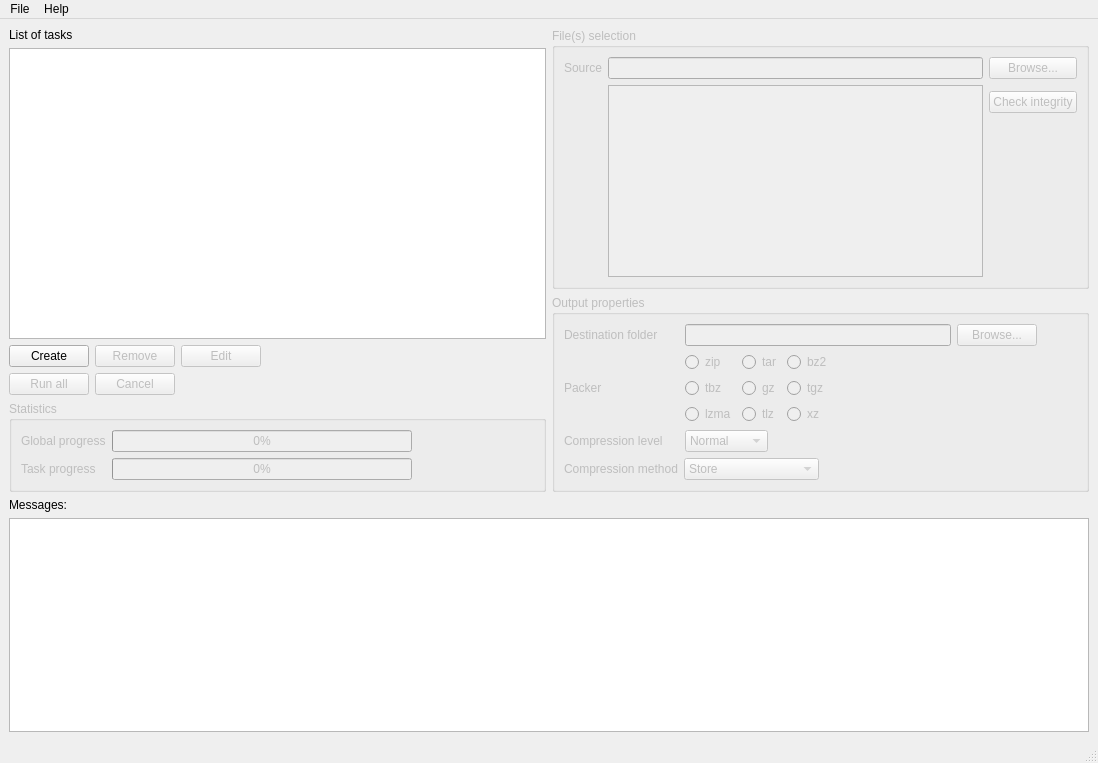
Before: the Qt Designer form packy/ui/main_window.ui in mnchapel/packy, drawn with Qt 5.
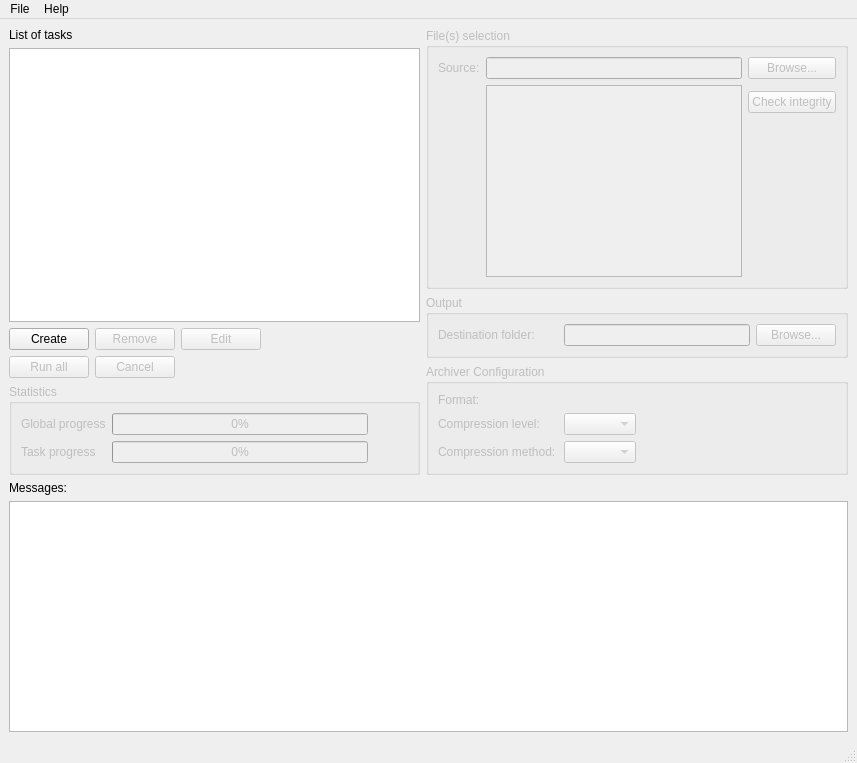
After: the same form once the commit is applied. Custom widgets are drawn as their Qt base class.

Commit message: Rewrite the archiver config widgets

```diff
--- a/packy/ui/main_window.ui
+++ b/packy/ui/main_window.ui
@@ -6,7 +6,7 @@
    <rect>
     <x>0</x>
     <y>0</y>
-    <width>1098</width>
+    <width>857</width>
     <height>763</height>
    </rect>
   </property>
@@ -21,7 +21,7 @@
     <bool>false</bool>
    </property>
    <layout class="QGridLayout" name="gridLayout_4">
-    <item row="1" column="1" colspan="2">
+    <item row="2" column="1" colspan="2">
      <layout class="QVBoxLayout" name="vlayout_bottom">
       <item>
        <widget class="QLabel" name="messages_label">
@@ -94,7 +94,7 @@
             </sizepolicy>
            </property>
            <property name="text">
-            <string>Source</string>
+            <string>Source:</string>
            </property>
           </widget>
          </item>
@@ -136,32 +136,32 @@
          <bool>false</bool>
         </property>
         <property name="title">
-         <string>Output properties</string>
+         <string>Output</string>
         </property>
-        <layout class="QVBoxLayout" name="verticalLayout">
-         <item>
-          <layout class="QHBoxLayout" name="horizontalLayout" stretch="0,1,0,0">
+        <layout class="QFormLayout" name="output_layout">
+         <item row="1" column="0">
+          <widget class="QLabel" name="destination_folder_label">
+           <property name="sizePolicy">
+            <sizepolicy hsizetype="Minimum" vsizetype="Preferred">
+             <horstretch>0</horstretch>
+             <verstretch>0</verstretch>
+            </sizepolicy>
+           </property>
+           <property name="minimumSize">
+            <size>
+             <width>120</width>
+             <height>0</height>
+            </size>
+           </property>
+           <property name="text">
+            <string>Destination folder:</string>
+           </property>
+          </widget>
+         </item>
+         <item row="1" column="1">
+          <layout class="QHBoxLayout" name="destination_folder_layout" stretch="1,0">
            <item>
-            <widget class="QLabel" name="label_destination">
-             <property name="sizePolicy">
-              <sizepolicy hsizetype="Minimum" vsizetype="Preferred">
-               <horstretch>0</horstretch>
-               <verstretch>0</verstretch>
-              </sizepolicy>
-             </property>
-             <property name="minimumSize">
-              <size>
-               <width>115</width>
-               <height>0</height>
-              </size>
-             </property>
-             <property name="text">
-              <string>Destination folder</string>
-             </property>
-            </widget>
-           </item>
-           <item>
-            <widget class="QLineEdit" name="line_edit_destination">
+            <widget class="QLineEdit" name="destination_folder_input">
              <property name="sizePolicy">
               <sizepolicy hsizetype="Minimum" vsizetype="Fixed">
                <horstretch>0</horstretch>
@@ -180,7 +180,7 @@
             </widget>
            </item>
            <item>
-            <widget class="QPushButton" name="push_button_destination">
+            <widget class="QPushButton" name="destination_folder_browser">
              <property name="sizePolicy">
               <sizepolicy hsizetype="Minimum" vsizetype="Preferred">
                <horstretch>0</horstretch>
@@ -192,266 +192,145 @@
              </property>
             </widget>
            </item>
-           <item>
-            <spacer name="horizontalSpacer_5">
-             <property name="orientation">
-              <enum>Qt::Orientation::Horizontal</enum>
-             </property>
-             <property name="sizeHint" stdset="0">
-              <size>
-               <width>40</width>
-               <height>20</height>
-              </size>
-             </property>
-            </spacer>
-           </item>
           </layout>
          </item>
-         <item>
-          <layout class="QHBoxLayout" name="horizontalLayout_2" stretch="0,0,1">
+        </layout>
+       </widget>
+      </item>
+      <item>
+       <widget class="QGroupBox" name="archiver_config_group">
+        <property name="enabled">
+         <bool>false</bool>
+        </property>
+        <property name="title">
+         <string>Archiver Configuration</string>
+        </property>
+        <layout class="QFormLayout" name="archiver_config_layout">
+         <item row="0" column="0">
+          <widget class="QLabel" name="format_label">
+           <property name="sizePolicy">
+            <sizepolicy hsizetype="Minimum" vsizetype="Preferred">
+             <horstretch>0</horstretch>
+             <verstretch>0</verstretch>
+            </sizepolicy>
+           </property>
+           <property name="minimumSize">
+            <size>
+             <width>120</width>
+             <height>0</height>
+            </size>
+           </property>
+           <property name="text">
+            <string>Format:</string>
+           </property>
+          </widget>
+         </item>
+         <item row="0" column="1">
+          <layout class="QHBoxLayout" name="format_layout" stretch="0,1">
            <item>
-            <widget class="QLabel" name="label_packer">
-             <property name="sizePolicy">
-              <sizepolicy hsizetype="Minimum" vsizetype="Preferred">
-               <horstretch>0</horstretch>
-               <verstretch>0</verstretch>
-              </sizepolicy>
-             </property>
-             <property name="minimumSize">
-              <size>
-               <width>115</width>
-               <height>0</height>
-              </size>
-             </property>
-             <property name="text">
-              <string>Packer</string>
-             </property>
-            </widget>
+            <layout class="QGridLayout" name="formats_grid_layout"/>
            </item>
            <item>
-            <layout class="QGridLayout" name="glayout_packer">
-             <item row="0" column="1">
-              <widget class="QRadioButton" name="rbutton_tar">
-               <property name="text">
-                <string>tar</string>
-               </property>
-               <attribute name="buttonGroup">
-                <string notr="true">button_group_packer_type</string>
-               </attribute>
-              </widget>
-             </item>
-             <item row="1" column="0">
-              <widget class="QRadioButton" name="rbutton_tbz">
-               <property name="text">
-                <string>tbz</string>
-               </property>
-               <attribute name="buttonGroup">
-                <string notr="true">button_group_packer_type</string>
-               </attribute>
-              </widget>
-             </item>
-             <item row="1" column="1">
-              <widget class="QRadioButton" name="rbutton_gz">
-               <property name="text">
-                <string>gz</string>
-               </property>
-               <attribute name="buttonGroup">
-                <string notr="true">button_group_packer_type</string>
-               </attribute>
-              </widget>
-             </item>
-             <item row="1" column="2">
-              <widget class="QRadioButton" name="rbutton_tgz">
-               <property name="text">
-                <string>tgz</string>
-               </property>
-               <attribute name="buttonGroup">
-                <string notr="true">button_group_packer_type</string>
-               </attribute>
-              </widget>
-             </item>
-             <item row="0" column="2">
-              <widget class="QRadioButton" name="rbutton_bz2">
-               <property name="text">
-                <string>bz2</string>
-               </property>
-               <attribute name="buttonGroup">
-                <string notr="true">button_group_packer_type</string>
-               </attribute>
-              </widget>
-             </item>
-             <item row="0" column="0">
-              <widget class="QRadioButton" name="rbutton_zip">
-               <property name="text">
-                <string>zip</string>
-               </property>
-               <attribute name="buttonGroup">
-                <string notr="true">button_group_packer_type</string>
-               </attribute>
-              </widget>
-             </item>
-             <item row="2" column="0">
-              <widget class="QRadioButton" name="rbutton_lzma">
-               <property name="text">
-                <string>lzma</string>
-               </property>
-               <attribute name="buttonGroup">
-                <string notr="true">button_group_packer_type</string>
-               </attribute>
-              </widget>
-             </item>
-             <item row="2" column="1">
-              <widget class="QRadioButton" name="rbutton_tlz">
-               <property name="text">
-                <string>tlz</string>
-               </property>
-               <attribute name="buttonGroup">
-                <string notr="true">button_group_packer_type</string>
-               </attribute>
-              </widget>
-             </item>
-             <item row="2" column="2">
-              <widget class="QRadioButton" name="rbutton_xz">
-               <property name="text">
-                <string>xz</string>
-               </property>
-               <attribute name="buttonGroup">
-                <string notr="true">button_group_packer_type</string>
-               </attribute>
-              </widget>
-             </item>
-            </layout>
-           </item>
-           <item>
-            <spacer name="horizontalSpacer_6">
+            <spacer name="format_spacer">
              <property name="orientation">
               <enum>Qt::Orientation::Horizontal</enum>
              </property>
              <property name="sizeHint" stdset="0">
               <size>
-               <width>40</width>
-               <height>20</height>
+               <width>0</width>
+               <height>0</height>
               </size>
              </property>
             </spacer>
            </item>
           </layout>
          </item>
-         <item>
-          <layout class="QHBoxLayout" name="horizontalLayout_3" stretch="0,0,1">
+         <item row="1" column="0">
+          <widget class="QLabel" name="compression_level_label">
+           <property name="sizePolicy">
+            <sizepolicy hsizetype="Minimum" vsizetype="Preferred">
+             <horstretch>0</horstretch>
+             <verstretch>0</verstretch>
+            </sizepolicy>
+           </property>
+           <property name="minimumSize">
+            <size>
+             <width>120</width>
+             <height>0</height>
+            </size>
+           </property>
+           <property name="text">
+            <string>Compression level:</string>
+           </property>
+          </widget>
+         </item>
+         <item row="1" column="1">
+          <layout class="QHBoxLayout" name="compression_level_layout" stretch="0,1">
            <item>
-            <widget class="QLabel" name="label_compression_level">
+            <widget class="QComboBox" name="compression_level_combo">
              <property name="sizePolicy">
-              <sizepolicy hsizetype="Minimum" vsizetype="Preferred">
-               <horstretch>0</horstretch>
-               <verstretch>0</verstretch>
-              </sizepolicy>
-             </property>
-             <property name="minimumSize">
-              <size>
-               <width>115</width>
-               <height>0</height>
-              </size>
-             </property>
-             <property name="text">
-              <string>Compression level</string>
-             </property>
-            </widget>
-           </item>
-           <item>
-            <widget class="QComboBox" name="cbox_compression_level">
-             <property name="sizePolicy">
               <sizepolicy hsizetype="Minimum" vsizetype="Fixed">
                <horstretch>0</horstretch>
                <verstretch>0</verstretch>
               </sizepolicy>
              </property>
-             <item>
-              <property name="text">
-               <string>Normal</string>
-              </property>
-             </item>
-             <item>
-              <property name="text">
-               <string>Maximum</string>
-              </property>
-             </item>
-             <item>
-              <property name="text">
-               <string>Fast</string>
-              </property>
-             </item>
-             <item>
-              <property name="text">
-               <string>Fastest</string>
-              </property>
-             </item>
             </widget>
            </item>
            <item>
-            <spacer name="horizontalSpacer_7">
+            <spacer name="compression_level_spacer">
              <property name="orientation">
               <enum>Qt::Orientation::Horizontal</enum>
              </property>
              <property name="sizeHint" stdset="0">
               <size>
-               <width>40</width>
-               <height>20</height>
+               <width>0</width>
+               <height>0</height>
               </size>
              </property>
             </spacer>
            </item>
           </layout>
          </item>
-         <item>
-          <layout class="QHBoxLayout" name="horizontalLayout_4" stretch="0,0,1">
+         <item row="2" column="0">
+          <widget class="QLabel" name="compression_method_label">
+           <property name="sizePolicy">
+            <sizepolicy hsizetype="Minimum" vsizetype="Preferred">
+             <horstretch>0</horstretch>
+             <verstretch>0</verstretch>
+            </sizepolicy>
+           </property>
+           <property name="minimumSize">
+            <size>
+             <width>120</width>
+             <height>0</height>
+            </size>
+           </property>
+           <property name="text">
+            <string>Compression method:</string>
+           </property>
+          </widget>
+         </item>
+         <item row="2" column="1">
+          <layout class="QHBoxLayout" name="compression_method_layout" stretch="0,1">
            <item>
-            <widget class="QLabel" name="label_compression_method">
+            <widget class="QComboBox" name="compression_method_combo">
              <property name="sizePolicy">
-              <sizepolicy hsizetype="Minimum" vsizetype="Preferred">
-               <horstretch>0</horstretch>
-               <verstretch>0</verstretch>
-              </sizepolicy>
-             </property>
-             <property name="text">
-              <string>Compression method</string>
-             </property>
-            </widget>
-           </item>
-           <item>
-            <widget class="QComboBox" name="cbox_compression_method">
-             <property name="sizePolicy">
               <sizepolicy hsizetype="Minimum" vsizetype="Fixed">
                <horstretch>0</horstretch>
                <verstretch>0</verstretch>
               </sizepolicy>
              </property>
-             <item>
-              <property name="text">
-               <string>Store</string>
-              </property>
-             </item>
-             <item>
-              <property name="text">
-               <string>Deflate</string>
-              </property>
-             </item>
-             <item>
-              <property name="text">
-               <string>Optimal (2x slower)</string>
-              </property>
-             </item>
             </widget>
            </item>
            <item>
-            <spacer name="horizontalSpacer_8">
+            <spacer name="compression_method_spacer">
              <property name="orientation">
               <enum>Qt::Orientation::Horizontal</enum>
              </property>
              <property name="sizeHint" stdset="0">
               <size>
-               <width>40</width>
-               <height>20</height>
+               <width>0</width>
+               <height>0</height>
               </size>
              </property>
             </spacer>
@@ -728,7 +607,7 @@
     <rect>
      <x>0</x>
      <y>0</y>
-     <width>1098</width>
+     <width>857</width>
      <height>22</height>
     </rect>
    </property>
```
Left out of the diff: 20 changed lines with no effect on the pictures. The commit also changes 15 other files.
